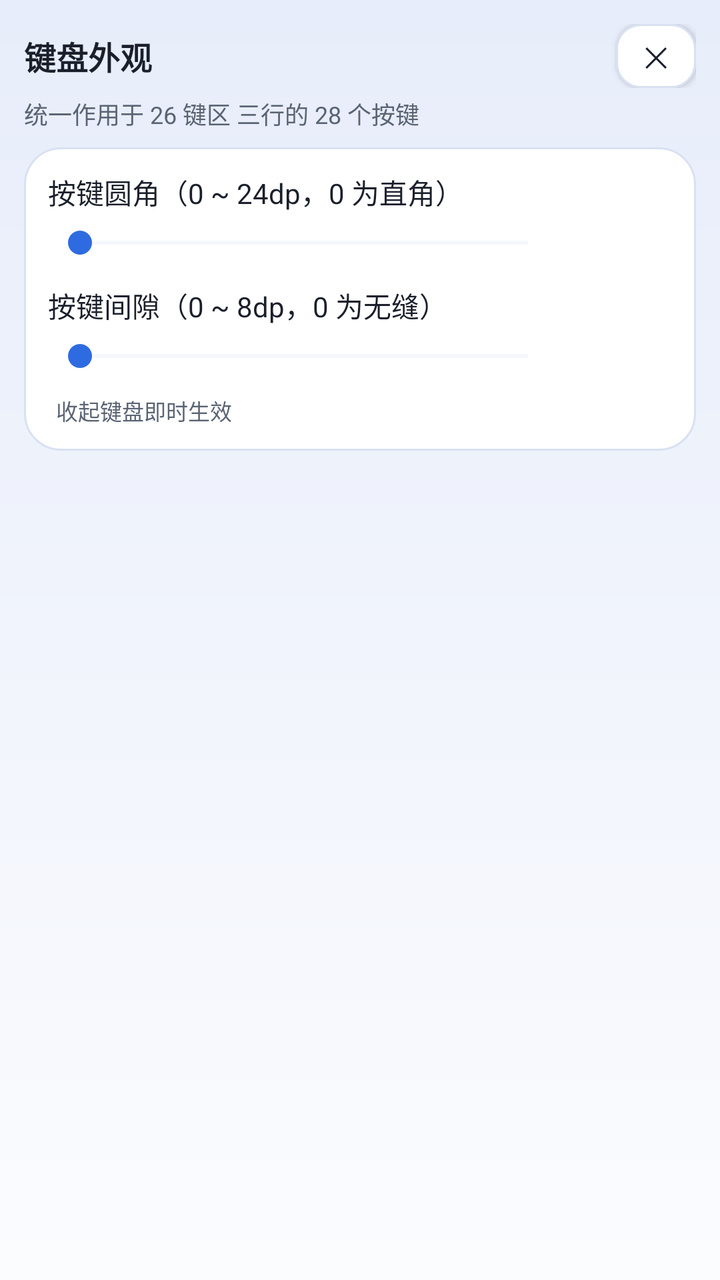
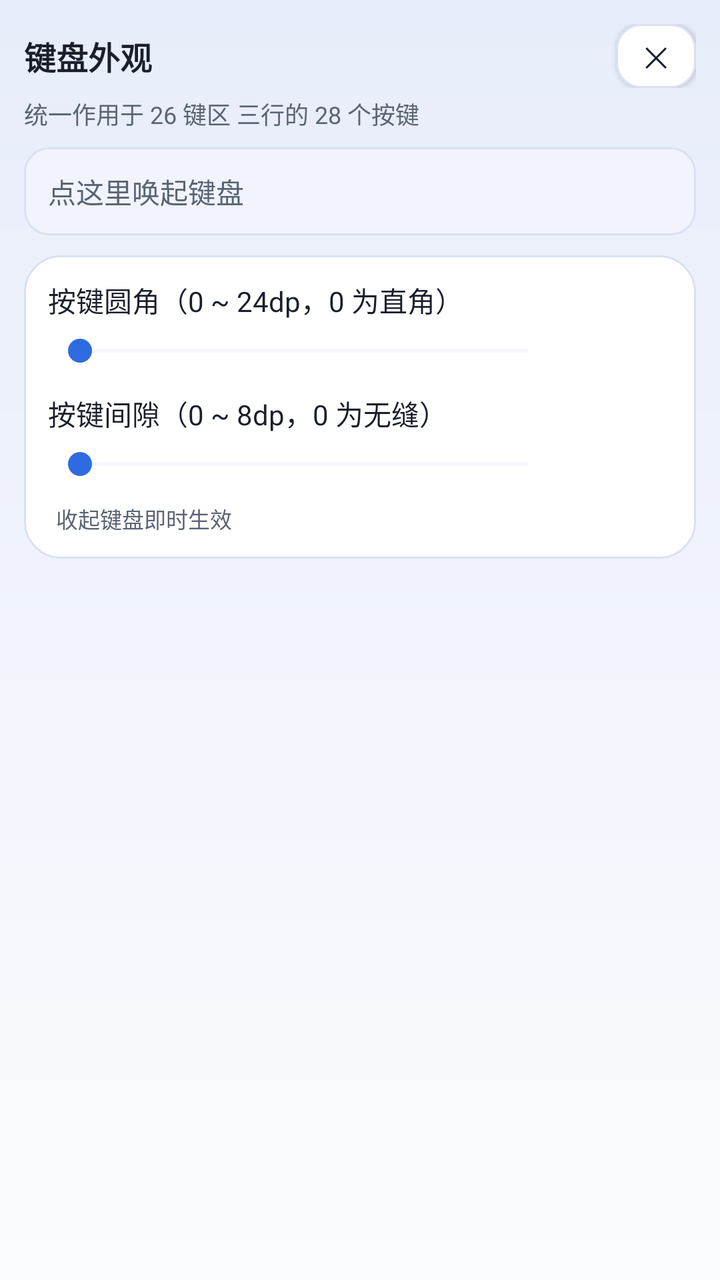

Before-and-after screenshots of an Android layout around one commit, followed by the original layout XML and the change that was made.
<!-- AndroidManifest.xml: application theme AppTheme -->
<!-- res/layout/activity_key_appearance.xml -->
<?xml version="1.0" encoding="utf-8"?>
<LinearLayout xmlns:android="http://schemas.android.com/apk/res/android"
    android:layout_width="match_parent"
    android:layout_height="match_parent"
    android:background="@drawable/bg_aurora"
    android:fitsSystemWindows="true"
    android:orientation="vertical"
    android:padding="12dp">

    <LinearLayout
        android:layout_width="match_parent"
        android:layout_height="wrap_content"
        android:gravity="center_vertical"
        android:orientation="horizontal">

        <TextView
            android:layout_width="0dp"
            android:layout_height="wrap_content"
            android:layout_weight="1"
            android:text="@string/key_appearance_title"
            android:textColor="@color/text_primary"
            android:textSize="16sp"
            android:textStyle="bold" />

        <Button
            android:id="@+id/btn_key_appearance_close"
            style="@style/SettingsButton"
            android:layout_width="40dp"
            android:layout_height="32dp"
            android:minWidth="0dp"
            android:paddingStart="0dp"
            android:paddingEnd="0dp"
            android:text="@string/symbol_order_close"
            android:textSize="14sp" />
    </LinearLayout>

    <TextView
        android:layout_width="match_parent"
        android:layout_height="wrap_content"
        android:paddingTop="4dp"
        android:paddingBottom="8dp"
        android:text="@string/key_appearance_desc"
        android:textColor="@color/text_secondary"
        android:textSize="12sp" />

    <LinearLayout
        android:layout_width="match_parent"
        android:layout_height="wrap_content"
        android:background="@drawable/card_aurora"
        android:orientation="vertical"
        android:padding="12dp">

        
        <TextView
            android:layout_width="match_parent"
            android:layout_height="wrap_content"
            android:text="@string/key_corner_title"
            android:textColor="@color/text_primary"
            android:textSize="14sp" />

        <LinearLayout
            android:layout_width="match_parent"
            android:layout_height="wrap_content"
            android:layout_marginTop="6dp"
            android:gravity="center_vertical"
            android:orientation="horizontal">

            <SeekBar
                android:id="@+id/seek_key_corner"
                android:layout_width="0dp"
                android:layout_height="wrap_content"
                android:layout_weight="1"
                android:progressBackgroundTint="@color/card_stroke"
                android:progressTint="@color/accent"
                android:thumbTint="@color/accent" />

            <TextView
                android:id="@+id/text_key_corner"
                android:layout_width="wrap_content"
                android:layout_height="wrap_content"
                android:gravity="end"
                android:minWidth="56dp"
                android:textColor="@color/accent"
                android:textSize="13sp" />
        </LinearLayout>

        
        <TextView
            android:layout_width="match_parent"
            android:layout_height="wrap_content"
            android:layout_marginTop="12dp"
            android:text="@string/key_gap_title"
            android:textColor="@color/text_primary"
            android:textSize="14sp" />

        <LinearLayout
            android:layout_width="match_parent"
            android:layout_height="wrap_content"
            android:layout_marginTop="6dp"
            android:gravity="center_vertical"
            android:orientation="horizontal">

            <SeekBar
                android:id="@+id/seek_key_gap"
                android:layout_width="0dp"
                android:layout_height="wrap_content"
                android:layout_weight="1"
                android:progressBackgroundTint="@color/card_stroke"
                android:progressTint="@color/accent"
                android:thumbTint="@color/accent" />

            <TextView
                android:id="@+id/text_key_gap"
                android:layout_width="wrap_content"
                android:layout_height="wrap_content"
                android:gravity="end"
                android:minWidth="56dp"
                android:textColor="@color/accent"
                android:textSize="13sp" />
        </LinearLayout>

        <TextView
            android:layout_width="match_parent"
            android:layout_height="wrap_content"
            android:layout_marginTop="10dp"
            android:paddingStart="4dp"
            android:text="@string/key_appearance_apply_hint"
            android:textColor="@color/text_secondary"
            android:textSize="11sp" />
    </LinearLayout>
</LinearLayout>
<!-- resources referenced by this layout -->
<resources>
  <color name="accent">#2F6BE0</color>
  <color name="card_stroke">#D9E1F2</color>
  <color name="text_primary">#1A1F2B</color>
  <color name="text_secondary">#5A6474</color>
  <!-- drawable bg_aurora (drawable) -->
  <?xml version="1.0" encoding="utf-8"?>
  <layer-list xmlns:android="http://schemas.android.com/apk/res/android">
      <item>
          <shape android:shape="rectangle">
              <gradient
                  android:angle="270"
                  android:startColor="@color/aurora_bg_top"
                  android:centerColor="@color/aurora_bg_mid"
                  android:endColor="@color/aurora_bg_bottom" />
          </shape>
      </item>
  </layer-list>
  <!-- drawable card_aurora (drawable) -->
  <?xml version="1.0" encoding="utf-8"?>
  <shape xmlns:android="http://schemas.android.com/apk/res/android"
      android:shape="rectangle">
      <solid android:color="@color/card_bg" />
      <corners android:radius="18dp" />
      <stroke
          android:width="1dp"
          android:color="@color/card_stroke" />
  </shape>
  <string name="key_appearance_apply_hint">收起键盘即时生效</string>
  <string name="key_appearance_desc">统一作用于 26 键区 三行的 28 个按键</string>
  <string name="key_appearance_title">键盘外观</string>
  <string name="key_corner_title">按键圆角（0 ~ 24dp，0 为直角）</string>
  <string name="key_gap_title">按键间隙（0 ~ 8dp，0 为无缝）</string>
  <string name="symbol_order_close">✕</string>
  <style name="SettingsButton">
          <item name="android:layout_width">match_parent</item>
          <item name="android:layout_height">44dp</item>
          <item name="android:background">@drawable/btn_aurora_secondary</item>
          <item name="android:textColor">@color/text_primary</item>
          <item name="android:textSize">13sp</item>
          <item name="android:gravity">center</item>
      </style>
  <color name="aurora_bg_top">#E7EDFA</color>
  <color name="aurora_bg_mid">#F1F4FC</color>
  <color name="aurora_bg_bottom">#FBFCFE</color>
  <color name="card_bg">#FFFFFF</color>
  <!-- drawable btn_aurora_secondary (drawable) -->
  <?xml version="1.0" encoding="utf-8"?>
  <ripple xmlns:android="http://schemas.android.com/apk/res/android"
      android:color="@color/ripple_on_surface">
      <item>
          <shape android:shape="rectangle">
              <solid android:color="@color/btn_secondary_bg" />
              <corners android:radius="12dp" />
              <stroke
                  android:width="1dp"
                  android:color="@color/card_stroke" />
          </shape>
      </item>
  </ripple>
  <color name="app_bg">#F5F7FB</color>
  <color name="ripple_on_surface">#1A000000</color>
  <color name="btn_secondary_bg">#FFFFFF</color>
  <!-- unchanged entries left out for length: 1 -->
</resources>

<!-- the commit's change to res/layout/activity_key_appearance.xml (unified diff, before → after) -->
@@ -42,6 +42,24 @@
         android:text="@string/key_appearance_desc"
         android:textColor="@color/text_secondary"
         android:textSize="12sp" />
+
+    
+    <EditText
+        android:id="@+id/edit_key_appearance_test"
+        android:layout_width="match_parent"
+        android:layout_height="44dp"
+        android:layout_marginBottom="10dp"
+        android:background="@drawable/field_aurora"
+        android:hint="@string/settings_ime_test_hint"
+        android:importantForAutofill="no"
+        android:imeOptions="actionDone"
+        android:inputType="text"
+        android:maxLines="1"
+        android:paddingStart="12dp"
+        android:paddingEnd="12dp"
+        android:textColor="@color/text_primary"
+        android:textColorHint="@color/text_secondary"
+        android:textSize="14sp" />
 
     <LinearLayout
         android:layout_width="match_parent"
<!-- resource entries referenced after the edit -->
@@ -27,11 +27,34 @@
           android:width="1dp"
           android:color="@color/card_stroke" />
   </shape>
+  <!-- drawable field_aurora (drawable) -->
+  <?xml version="1.0" encoding="utf-8"?>
+  <selector xmlns:android="http://schemas.android.com/apk/res/android">
+      <item android:state_focused="true">
+          <shape android:shape="rectangle">
+              <solid android:color="@color/field_bg" />
+              <corners android:radius="12dp" />
+              <stroke
+                  android:width="1.5dp"
+                  android:color="@color/aurora_cyan" />
+          </shape>
+      </item>
+      <item>
+          <shape android:shape="rectangle">
+              <solid android:color="@color/field_bg" />
+              <corners android:radius="12dp" />
+              <stroke
+                  android:width="1dp"
+                  android:color="@color/card_stroke" />
+          </shape>
+      </item>
+  </selector>
   <string name="key_appearance_apply_hint">收起键盘即时生效</string>
   <string name="key_appearance_desc">统一作用于 26 键区 三行的 28 个按键</string>
   <string name="key_appearance_title">键盘外观</string>
   <string name="key_corner_title">按键圆角（0 ~ 24dp，0 为直角）</string>
   <string name="key_gap_title">按键间隙（0 ~ 8dp，0 为无缝）</string>
+  <string name="settings_ime_test_hint">点这里唤起键盘</string>
   <string name="symbol_order_close">✕</string>
   <style name="SettingsButton">
           <item name="android:layout_width">match_parent</item>
@@ -45,6 +68,8 @@
   <color name="aurora_bg_mid">#F1F4FC</color>
   <color name="aurora_bg_bottom">#FBFCFE</color>
   <color name="card_bg">#FFFFFF</color>
+  <color name="field_bg">#F1F4FC</color>
+  <color name="aurora_cyan">#0A7A90</color>
   <!-- drawable btn_aurora_secondary (drawable) -->
   <?xml version="1.0" encoding="utf-8"?>
   <ripple xmlns:android="http://schemas.android.com/apk/res/android"
